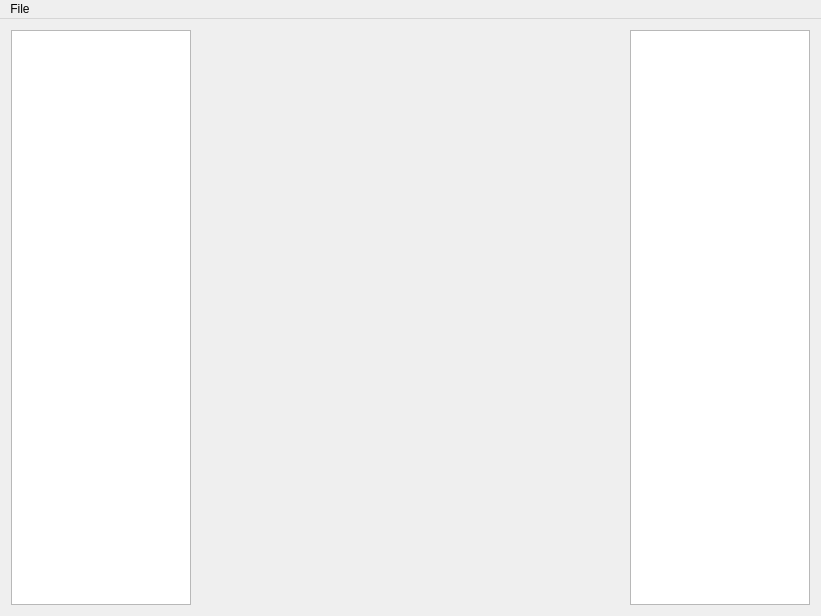
This is boneannotator.ui in PhilipZeratul/BoneAnnotator as Qt 5 draws it before an edit. The edited form follows.
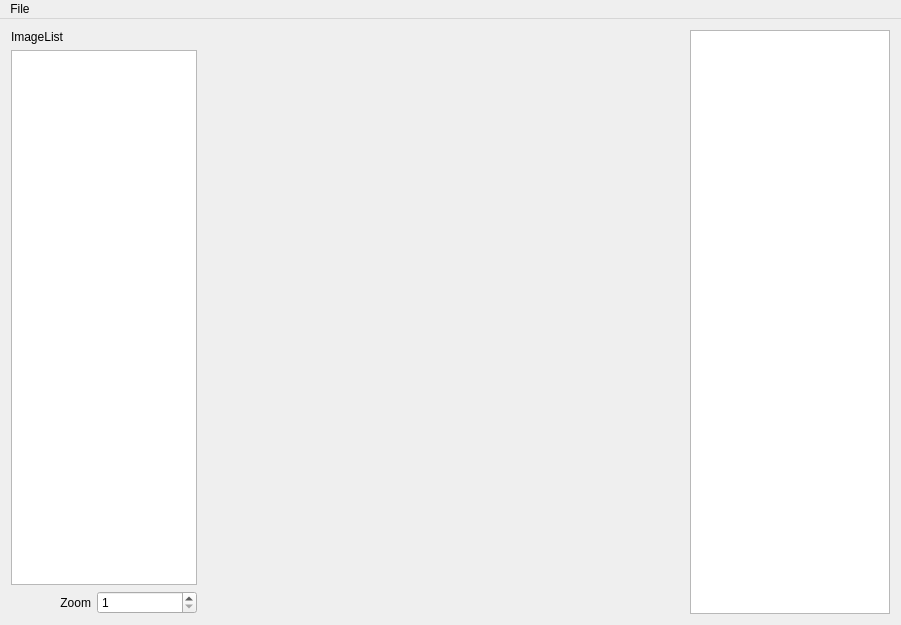
This is the edited form. Custom widgets are drawn as their Qt base class.

```diff
--- a/boneannotator.ui
+++ b/boneannotator.ui
@@ -6,38 +6,86 @@
    <rect>
     <x>0</x>
     <y>0</y>
-    <width>821</width>
-    <height>616</height>
+    <width>901</width>
+    <height>625</height>
    </rect>
   </property>
   <property name="windowTitle">
    <string>BoneAnnotator</string>
   </property>
   <widget class="QWidget" name="centralWidget">
-   <layout class="QHBoxLayout" name="horizontalLayout">
-    <item>
-     <widget class="QListWidget" name="listWidget_ImageList">
-      <property name="maximumSize">
-       <size>
-        <width>180</width>
-        <height>16777215</height>
-       </size>
+   <layout class="QGridLayout" name="gridLayout">
+    <item row="0" column="0" colspan="2">
+     <widget class="QLabel" name="label_ImageList">
+      <property name="text">
+       <string>ImageList</string>
       </property>
      </widget>
     </item>
-    <item>
+    <item row="0" column="2" rowspan="3">
      <widget class="ScribbleArea" name="widget_ScribbleArea" native="true"/>
     </item>
-    <item>
+    <item row="0" column="3" rowspan="3">
      <widget class="QListWidget" name="listWidget_BoneList">
       <property name="maximumSize">
        <size>
-        <width>180</width>
+        <width>200</width>
         <height>16777215</height>
        </size>
       </property>
      </widget>
     </item>
+    <item row="1" column="0" colspan="2">
+     <widget class="QListWidget" name="listWidget_ImageList">
+      <property name="maximumSize">
+       <size>
+        <width>200</width>
+        <height>16777215</height>
+       </size>
+      </property>
+     </widget>
+    </item>
+    <item row="2" column="0">
+     <widget class="QLabel" name="label_Zoom">
+      <property name="maximumSize">
+       <size>
+        <width>80</width>
+        <height>16777215</height>
+       </size>
+      </property>
+      <property name="text">
+       <string>Zoom</string>
+      </property>
+      <property name="alignment">
+       <set>Qt::AlignRight|Qt::AlignTrailing|Qt::AlignVCenter</set>
+      </property>
+     </widget>
+    </item>
+    <item row="2" column="1">
+     <widget class="QSpinBox" name="spinBox_Zoom">
+      <property name="sizePolicy">
+       <sizepolicy hsizetype="Preferred" vsizetype="Fixed">
+        <horstretch>0</horstretch>
+        <verstretch>0</verstretch>
+       </sizepolicy>
+      </property>
+      <property name="maximumSize">
+       <size>
+        <width>100</width>
+        <height>16777215</height>
+       </size>
+      </property>
+      <property name="readOnly">
+       <bool>false</bool>
+      </property>
+      <property name="minimum">
+       <number>1</number>
+      </property>
+      <property name="maximum">
+       <number>10</number>
+      </property>
+     </widget>
+    </item>
    </layout>
   </widget>
   <widget class="QMenuBar" name="menuBar">
@@ -45,7 +93,7 @@
     <rect>
      <x>0</x>
      <y>0</y>
-     <width>821</width>
+     <width>901</width>
      <height>22</height>
     </rect>
    </property>
```
